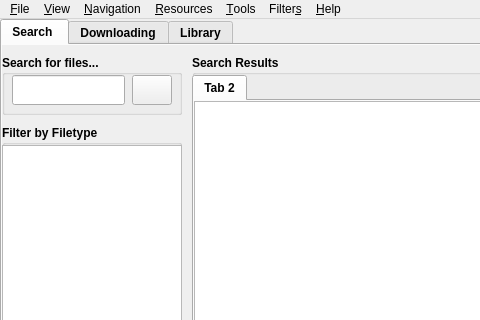
snortforce/crimewire, file Crimewire/crimewavemain.ui: the form before one commit; both pictures show x 0 to 480 and y 0 to 320 of the 800 by 600 pixel window.
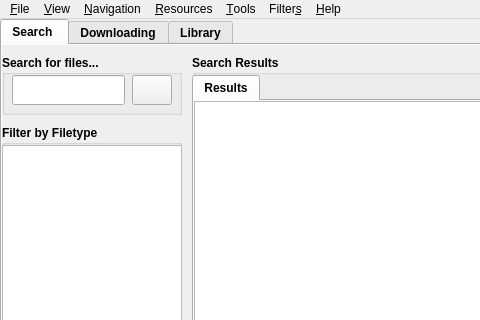
The form after the commit. Icons and pictures are not drawn.

What changed in the file:
```diff
--- a/Crimewire/crimewavemain.ui
+++ b/Crimewire/crimewavemain.ui
@@ -34,7 +34,6 @@
     </property>
     <property name="font">
      <font>
-      <weight>75</weight>
       <bold>true</bold>
      </font>
     </property>
@@ -133,7 +132,7 @@
        </property>
        <widget class="QWidget" name="initialResults">
         <attribute name="title">
-         <string>Tab 2</string>
+         <string>Results</string>
         </attribute>
         <widget class="QTableView" name="initialResultsTab">
          <property name="geometry">
```
Left out of the diff: 6 changed lines with no effect on the pictures.
